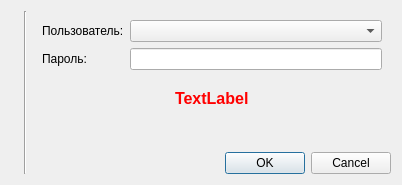
Old version of the form logindialog.ui in the repository rust3128/MposOperators.
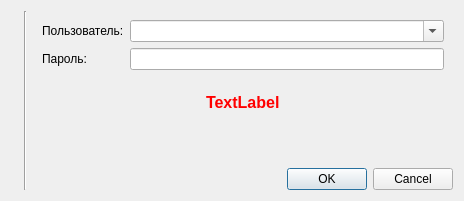
New version of the form. Icons and pictures are not drawn.

```diff
--- a/logindialog.ui
+++ b/logindialog.ui
@@ -6,8 +6,8 @@
    <rect>
     <x>0</x>
     <y>0</y>
-    <width>402</width>
-    <height>185</height>
+    <width>464</width>
+    <height>201</height>
    </rect>
   </property>
   <property name="windowTitle">
@@ -55,7 +55,7 @@
       <item row="0" column="1">
        <widget class="QComboBox" name="comboBoxLogin">
         <property name="editable">
-         <bool>false</bool>
+         <bool>true</bool>
         </property>
         <property name="currentText">
          <string/>
```
